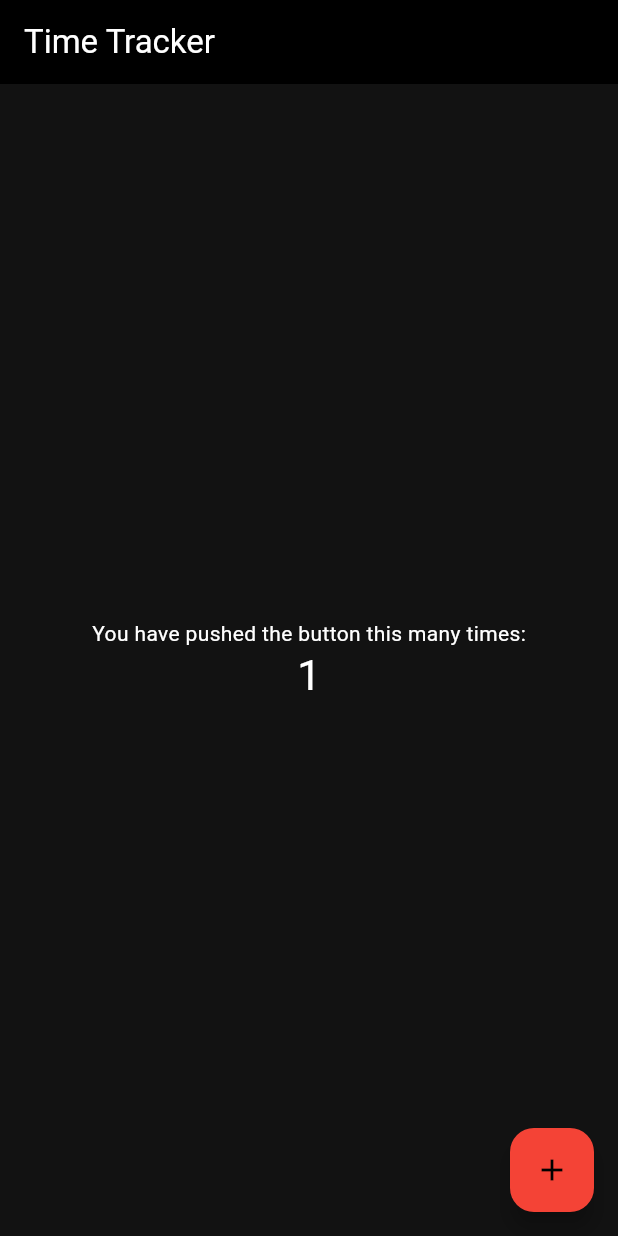
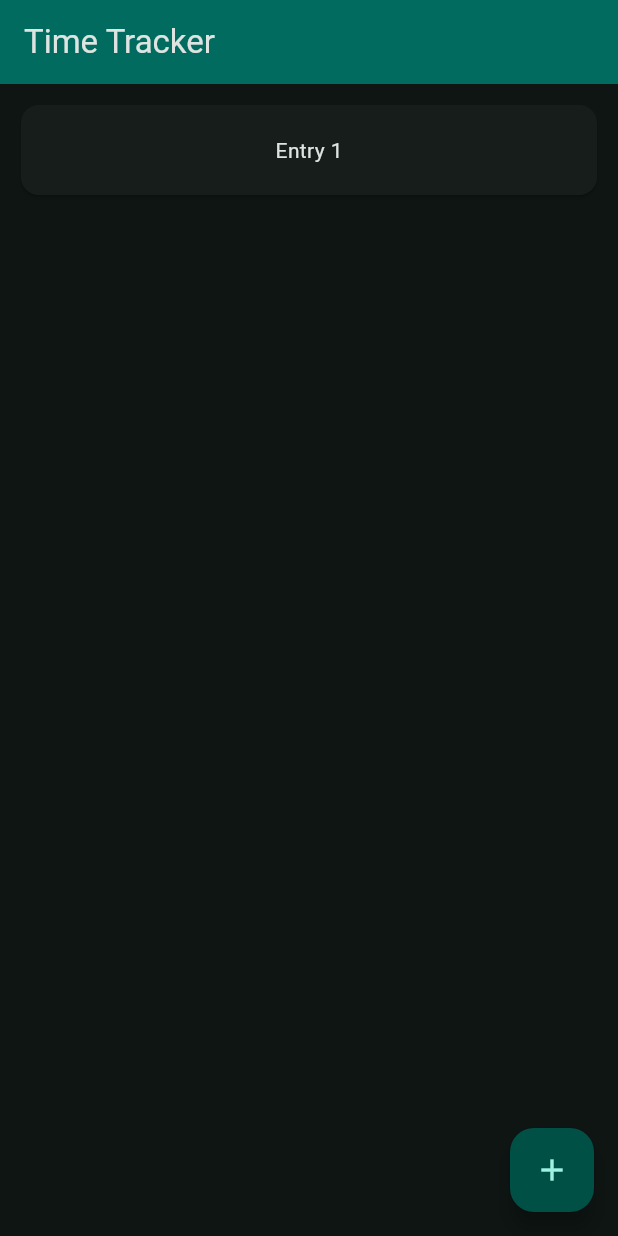
Before and after one commit to Amnesiac9/flutter_time_card_tracker, a Flutter app: the screen it shows after launch, after a tap on the "add" icon, on a phone screen of 412 x 824 dp. Run offline on Flutter 3.47's test engine with Material 3 defaults, Android fonts, the phone set to English and light mode, and no system bars.

Commit message:
Added add and delete to their own functions, redesigned widgets, dialog closes on entry press

```diff
--- a/lib/main.dart
+++ b/lib/main.dart
@@ -10,10 +10,7 @@ class MyApp extends StatelessWidget {
   // This widget is the root of your application.
   @override
   Widget build(BuildContext context) {
-
-    const myTheme = ColorScheme.dark(
-      primaryContainer: Colors.red
-    );
+    const myTheme = ColorScheme.dark(primaryContainer: Colors.red);
 
     var myTheme2 = ColorScheme.fromSeed(
       seedColor: const Color.fromARGB(255, 29, 107, 95),
@@ -28,8 +25,9 @@ class MyApp extends StatelessWidget {
       // surfaceTint: Colors.black,
       //primaryContainer: Colors.black, // + Button
 
-          primary: Colors.black,
-          secondary: Colors.black);
+      //primary: Colors.black,
+      //secondary: Colors.black
+    );
 
     return MaterialApp(
       title: 'Flutter Demo',
@@ -49,7 +47,7 @@ class MyApp extends StatelessWidget {
         //
         // This works for code too, not just values: Most code changes can be
         // tested with just a hot reload.
-        colorScheme: myTheme,
+        colorScheme: myTheme2,
         useMaterial3: true,
       ),
       home: const MyHomePage(title: 'Time Tracker'),
@@ -77,70 +75,99 @@ class MyHomePage extends StatefulWidget {
 
 class _MyHomePageState extends State<MyHomePage> {
   int _counter = 0;
+  var _entries = <Widget>[];
 
-  void _incrementCounter() {
+  void _appendEntry() {
     setState(() {
-      // This call to setState tells the Flutter framework that something has
-      // changed in this State, which causes it to rerun the build method below
-      // so that the display can reflect the updated values. If we changed
-      // _counter without calling setState(), then the build method would not be
-      // called again, and so nothing would appear to happen.
       _counter++;
+      _entries = List.from(_entries)
+        ..add(
+          GestureDetector(
+            onLongPress: () {
+              _showPopupMenu(_counter - 1);
+            },
+            child: Dismissible(
+              key: Key('Entry $_counter'),
+              onDismissed: (direction) {
+                setState(() {
+                  _entries.removeWhere(
+                      (element) => element.key == Key('Entry $_counter'));
                 });
+              },
+              child: Card(
+                child: SizedBox(
+                  height: 60,
+                  child: Center(child: Text('Entry $_counter')),
+                ),
+              ),
+            ),
+          ),
+        );
+    });
+  }
+
+  void _deleteEntry(int index) {
+    setState(() {
+      _entries.removeAt(index); // Remove the entry at the given index
+    });
+  }
+
+  void _showPopupMenu(int index) {
+    showDialog(
+      context: context,
+      builder: (BuildContext context) {
+        return AlertDialog(
+          title: const Text('Context Menu'),
+          content: Column(
+            mainAxisSize: MainAxisSize.min,
+            children: <Widget>[
+              ListTile(
+                leading: const Icon(Icons.delete),
+                title: const Text('Delete'),
+                onTap: () {
+                  _deleteEntry(index);
+                  Navigator.of(context).pop(); // Close the dialog
+                },
+              ),
+              // Add more ListTiles here for other menu items
+            ],
+          ),
+        );
+      },
+    );
   }
 
   @override
   Widget build(BuildContext context) {
-    // This method is rerun every time setState is called, for instance as done
-    // by the _incrementCounter method above.
-    //
-    // The Flutter framework has been optimized to make rerunning build methods
-    // fast, so that you can just rebuild anything that needs updating rather
-    // than having to individually change instances of widgets.
     return Scaffold(
       appBar: AppBar(
-        // TRY THIS: Try changing the color here to a specific color (to
-        // Colors.amber, perhaps?) and trigger a hot reload to see the AppBar
-        // change color while the other colors stay the same.
         backgroundColor: Theme.of(context).colorScheme.inversePrimary,
-        // Here we take the value from the MyHomePage object that was created by
-        // the App.build method, and use it to set our appbar title.
         title: Text(widget.title),
       ),
       body: Center(
-        // Center is a layout widget. It takes a single child and positions it
-        // in the middle of the parent.
-        child: Column(
-          // Column is also a layout widget. It takes a list of children and
-          // arranges them vertically. By default, it sizes itself to fit its
-          // children horizontally, and tries to be as tall as its parent.
-          //
-          // Column has various properties to control how it sizes itself and
-          // how it positions its children. Here we use mainAxisAlignment to
-          // center the children vertically; the main axis here is the vertical
-          // axis because Columns are vertical (the cross axis would be
-          // horizontal).
-          //
-          // TRY THIS: Invoke "debug painting" (choose the "Toggle Debug Paint"
-          // action in the IDE, or press "p" in the console), to see the
-          // wireframe for each widget.
-          mainAxisAlignment: MainAxisAlignment.center,
-          children: <Widget>[
-            const Text(
-              'You have pushed the button this many times:',
+        child: _entries.isEmpty
+            ? const Text('No entries yet')
+            : ListView.builder(
+                padding: const EdgeInsets.all(10),
+                itemCount: _entries.length,
+                itemBuilder: (context, index) => GestureDetector(
+                  onLongPress: () {
+                    _showPopupMenu(index);
+                  },
+                  child: Card(
+                    child: SizedBox(
+                      height: 60,
+                      child: Center(child: Text('Entry ${index + 1}')),
                     ),
-            Text(
-              '$_counter',
-              style: Theme.of(context).textTheme.headlineMedium,
                   ),
-          ],
+                ),
               ),
       ),
       floatingActionButton: FloatingActionButton(
-        onPressed: _incrementCounter,
-        tooltip: 'Increment',
+        onPressed: _appendEntry,
+        tooltip: 'Add Entry',
         child: const Icon(Icons.add),
-      ), // This trailing comma makes auto-formatting nicer for build methods.
+      ),
     );
   }
 }
```
Lines whose indentation alone changed are shown as unchanged.
